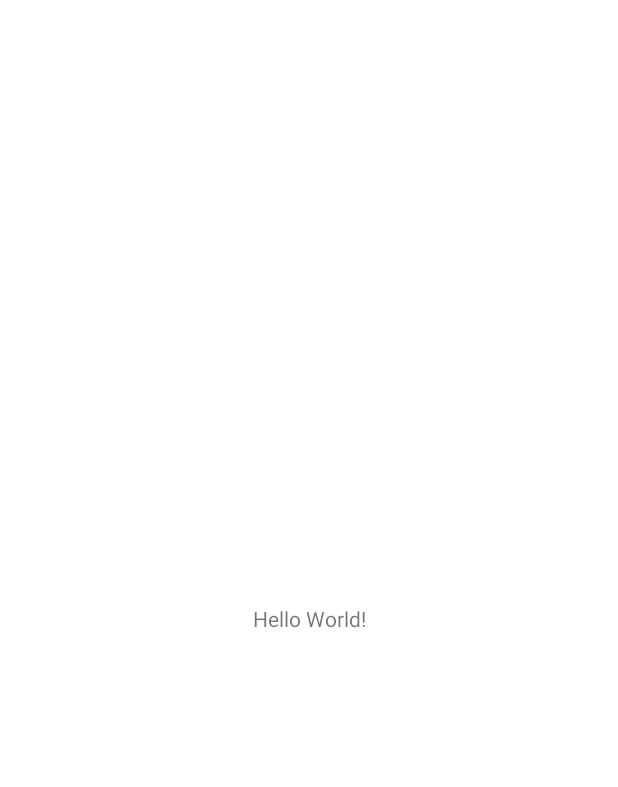
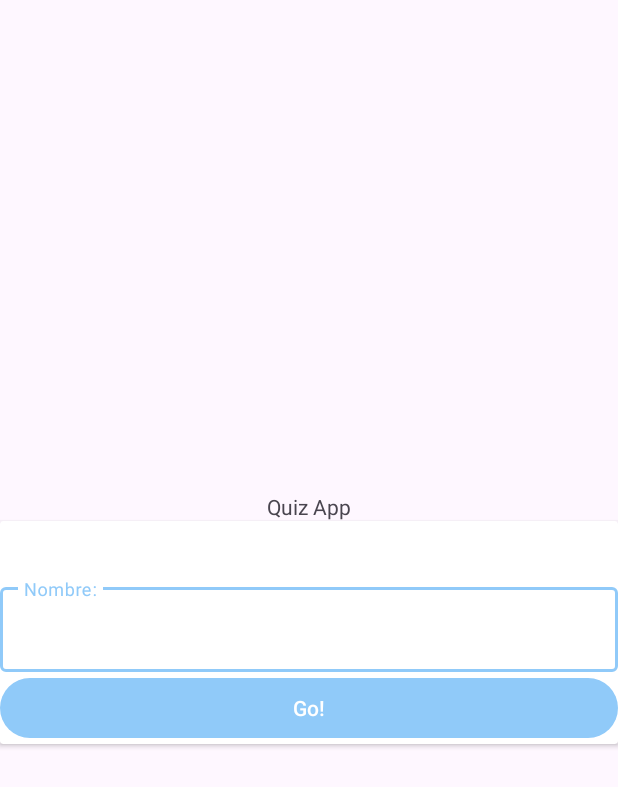
Before and after one commit to Benji41/Android-Quiz-App, an Android app: the screen it shows after launch (MainActivity), on a phone screen of 412 x 824 dp. Before the commit the part shown is almost empty. Shown: the top 787 px of the screen. Run offline under Robolectric (Android 15) with nearby library versions, the phone set to English and light mode, and no system bars.

Commit message:
Layout del activity_main.xml actualizada

```diff
--- a/app/src/main/res/layout/activity_main.xml
+++ b/app/src/main/res/layout/activity_main.xml
@@ -1,18 +1,59 @@
 <?xml version="1.0" encoding="utf-8"?>
-<androidx.constraintlayout.widget.ConstraintLayout xmlns:android="http://schemas.android.com/apk/res/android"
+<LinearLayout xmlns:android="http://schemas.android.com/apk/res/android"
     xmlns:app="http://schemas.android.com/apk/res-auto"
     xmlns:tools="http://schemas.android.com/tools"
     android:layout_width="match_parent"
     android:layout_height="match_parent"
+    android:orientation="vertical"
+    android:gravity="center"
     tools:context=".MainActivity">
 
     <TextView
-        android:layout_width="wrap_content"
+        android:layout_width="match_parent"
         android:layout_height="wrap_content"
-        android:text="Hello World!"
-        app:layout_constraintBottom_toBottomOf="parent"
-        app:layout_constraintEnd_toEndOf="parent"
-        app:layout_constraintStart_toStartOf="parent"
-        app:layout_constraintTop_toTopOf="parent" />
+        android:text="@string/app_name"
+        android:gravity="center"
+        />
 
-</androidx.constraintlayout.widget.ConstraintLayout>
+    <androidx.cardview.widget.CardView
+        android:layout_width="match_parent"
+        android:layout_height="wrap_content" >
+
+        <LinearLayout
+            android:layout_width="match_parent"
+            android:layout_height="match_parent"
+            android:orientation="vertical">
+
+            <TextView
+                android:id="@+id/textView2"
+                android:layout_width="match_parent"
+                android:layout_height="wrap_content"
+                android:gravity="center"
+                tools:text="EXAMPLE" />
+
+            <TextView
+                android:id="@+id/textView3"
+                android:layout_width="match_parent"
+                android:layout_height="wrap_content"
+                android:gravity="center"
+                tools:text="EXAMPLE" />
+
+            <com.google.android.material.textfield.TextInputLayout
+                android:layout_width="match_parent"
+                android:layout_height="match_parent">
+
+                <com.google.android.material.textfield.TextInputEditText
+                    android:layout_width="match_parent"
+                    android:layout_height="wrap_content"
+                    android:hint="@string/editT_register_hint"/>
+            </com.google.android.material.textfield.TextInputLayout>
+
+            <Button
+                android:id="@+id/button"
+                android:layout_width="match_parent"
+                android:layout_height="wrap_content"
+                android:text="@string/btn_register_text" />
+        </LinearLayout>
+    </androidx.cardview.widget.CardView>
+
+</LinearLayout>
--- /dev/null
+++ b/app/src/main/res/values-night/strings.xml
@@ -0,0 +1,4 @@
+<?xml version="1.0" encoding="utf-8"?>
+<resources>
+    <string name="btn_register_text">Go!</string>
+</resources>
--- a/app/src/main/res/values/colors.xml
+++ b/app/src/main/res/values/colors.xml
@@ -6,5 +6,7 @@
     <color name="teal_200">#FF03DAC5</color>
     <color name="teal_700">#FF018786</color>
     <color name="black">#FF000000</color>
-    <color name="white">#FFFFFFFF</color>
+    <color name="gray_200">#959292</color>
+    <color name="blue_200">#90CAF9</color>
+    <color name="white">#FFFFFF</color>
 </resources>
--- a/app/src/main/res/values/quizz_app_theme.xml
+++ b/app/src/main/res/values/quizz_app_theme.xml
@@ -1,6 +1,16 @@
 <?xml version="1.0" encoding="utf-8"?>
-<resources>
-    <style name="QuizAppTheme" parent="Theme.MaterialComponents.Light.NoActionBar">
-
+<resources xmlns:tools="http://schemas.android.com/tools">
+    <style name="QuizAppTheme" parent="Theme.Material3.Light.NoActionBar">
+        <!-- Primary brand color. -->
+        <item name="colorPrimary">@color/blue_200</item>
+        <item name="colorPrimaryVariant">@color/gray_200</item>
+        <item name="colorOnPrimary">@color/white</item>
+        <!-- Secondary brand color. -->
+        <item name="colorSecondary">@color/teal_200</item>
+        <item name="colorSecondaryVariant">@color/teal_700</item>
+        <item name="colorOnSecondary">@color/black</item>
+        <!-- Status bar color. -->
+        <item name="android:statusBarColor" >?attr/colorPrimaryVariant</item>
+        <!-- Customize your theme here. -->
     </style>
 </resources>
--- a/app/src/main/res/values/strings.xml
+++ b/app/src/main/res/values/strings.xml
@@ -1,3 +1,5 @@
 <resources>
     <string name="app_name">Quiz App</string>
+    <string name="btn_register_text">Go!</string>
+    <string name="editT_register_hint">Nombre:</string>
 </resources>
```
